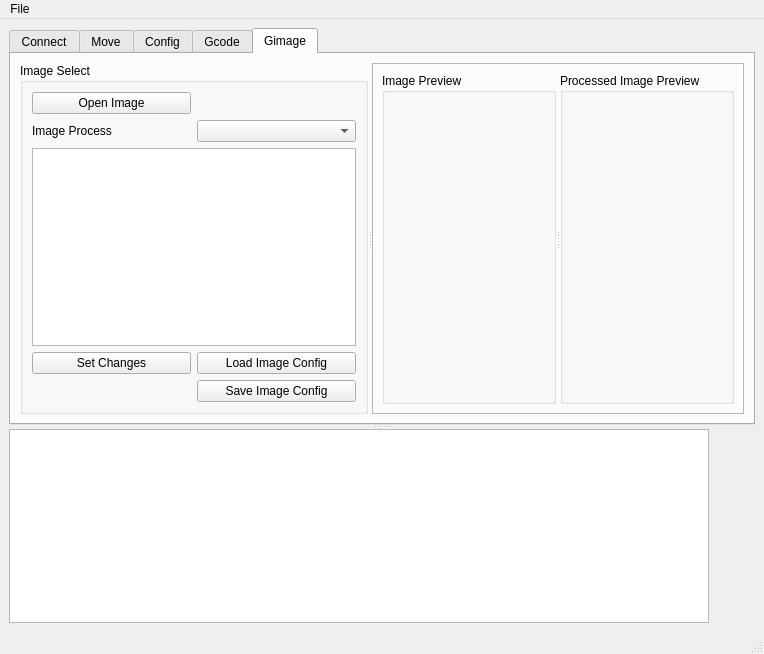
First picture: the form in GuiXYZ_V1.ui, repository fedetony/GUI_XYZ_GImage, before the edit.
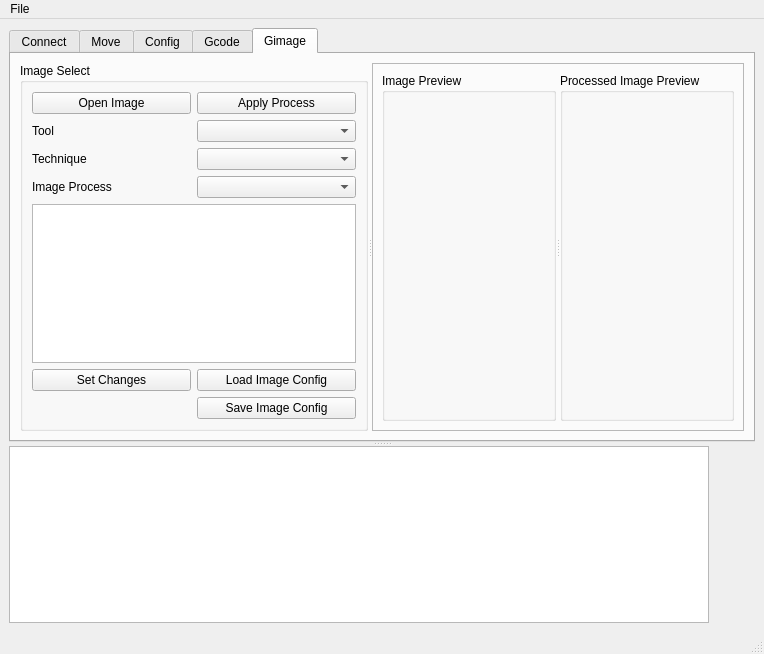
Second picture: the form after the edit. Icons and pictures are not drawn.

Commit message: Added events to image labels Resizing properly with Preview window Added dataclass for variables Added checking functions for configuration Connected events for selecting different tools techniques and Processes. Added code to Process the image and preview it correctly. Added different combos to select the apply the process changes to the image.

Patch:
```diff
--- a/GuiXYZ_V1.ui
+++ b/GuiXYZ_V1.ui
@@ -1108,6 +1108,26 @@
              <string>Image Select</string>
             </property>
             <layout class="QGridLayout" name="gridLayout_12">
+             <item row="5" column="1">
+              <widget class="QPushButton" name="pushButton_Load_Image_Config">
+               <property name="text">
+                <string>Load Image Config</string>
+               </property>
+              </widget>
+             </item>
+             <item row="3" column="1">
+              <widget class="QComboBox" name="comboBox_Image_Process"/>
+             </item>
+             <item row="3" column="0">
+              <widget class="QLabel" name="label_Image_Process">
+               <property name="text">
+                <string>Image Process</string>
+               </property>
+              </widget>
+             </item>
+             <item row="1" column="1">
+              <widget class="QComboBox" name="comboBox_Tool_Select"/>
+             </item>
              <item row="0" column="0">
               <widget class="QPushButton" name="pushButton_Open_Image">
                <property name="text">
@@ -1116,39 +1136,46 @@
               </widget>
              </item>
              <item row="1" column="0">
-              <widget class="QLabel" name="label_Image_Process">
+              <widget class="QLabel" name="label_Tool_Select">
                <property name="text">
-                <string>Image Process</string>
+                <string>Tool</string>
                </property>
               </widget>
              </item>
-             <item row="1" column="1">
-              <widget class="QComboBox" name="comboBox_Image_Process"/>
-             </item>
-             <item row="2" column="0" colspan="2">
-              <widget class="QTableWidget" name="tableWidget_Image_Config"/>
-             </item>
-             <item row="3" column="0">
+             <item row="5" column="0">
               <widget class="QPushButton" name="pushButton_Set_Changes_Image_Config">
                <property name="text">
                 <string>Set Changes</string>
                </property>
               </widget>
              </item>
-             <item row="3" column="1">
-              <widget class="QPushButton" name="pushButton_Load_Image_Config">
-               <property name="text">
-                <string>Load Image Config</string>
-               </property>
-              </widget>
+             <item row="4" column="0" colspan="2">
+              <widget class="QTableWidget" name="tableWidget_Image_Config"/>
              </item>
-             <item row="4" column="1">
+             <item row="6" column="1">
               <widget class="QPushButton" name="pushButton_Save_Image_Config">
                <property name="text">
                 <string>Save Image Config</string>
                </property>
               </widget>
              </item>
+             <item row="2" column="0">
+              <widget class="QLabel" name="label_Technique">
+               <property name="text">
+                <string>Technique</string>
+               </property>
+              </widget>
+             </item>
+             <item row="2" column="1">
+              <widget class="QComboBox" name="comboBox_Technique"/>
+             </item>
+             <item row="0" column="1">
+              <widget class="QPushButton" name="pushButton_Process_Image">
+               <property name="text">
+                <string>Apply Process</string>
+               </property>
+              </widget>
+             </item>
             </layout>
            </widget>
            <widget class="QFrame" name="frame">
```
The commit also changes 3 other files.
